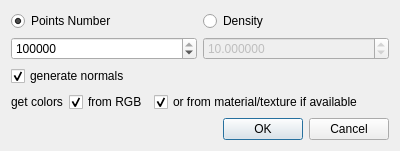
CloudCompare/CloudCompare, file qCC/ui_templates/ptsSamplingDlg.ui: the form before one commit.
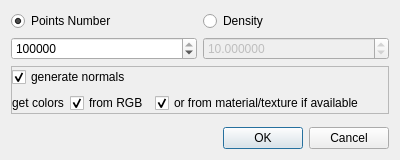
The form after the commit.

The edit to the form file:
```diff
--- a/qCC/ui_templates/ptsSamplingDlg.ui
+++ b/qCC/ui_templates/ptsSamplingDlg.ui
@@ -7,7 +7,7 @@
     <x>0</x>
     <y>0</y>
     <width>400</width>
-    <height>145</height>
+    <height>160</height>
    </rect>
   </property>
   <property name="windowTitle">
@@ -94,6 +94,18 @@
     </widget>
    </item>
    <item>
+    <widget class="QFrame" name="optionsFrame">
+     <property name="frameShape">
+      <enum>QFrame::StyledPanel</enum>
+     </property>
+     <property name="frameShadow">
+      <enum>QFrame::Raised</enum>
+     </property>
+     <layout class="QVBoxLayout" name="verticalLayout_2">
+      <property name="margin">
+       <number>0</number>
+      </property>
+      <item>
     <widget class="QCheckBox" name="normalsCheckBox">
      <property name="text">
       <string>generate normals</string>
@@ -146,6 +158,22 @@
       </spacer>
      </item>
     </layout>
+      </item>
+     </layout>
+    </widget>
+   </item>
+   <item>
+    <spacer name="verticalSpacer">
+     <property name="orientation">
+      <enum>Qt::Vertical</enum>
+     </property>
+     <property name="sizeHint" stdset="0">
+      <size>
+       <width>20</width>
+       <height>40</height>
+      </size>
+     </property>
+    </spacer>
    </item>
    <item>
     <widget class="QDialogButtonBox" name="buttonBox">
```
Left out of the diff: 2 changed lines with no effect on the pictures. Lines whose indentation alone changed are shown as unchanged.
